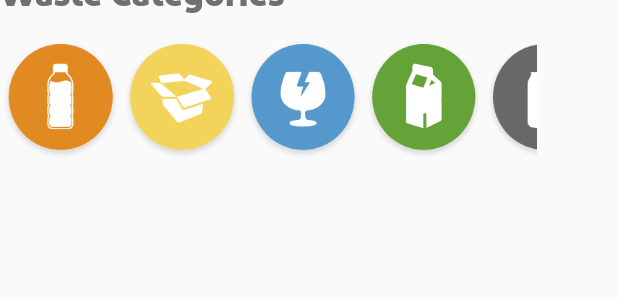
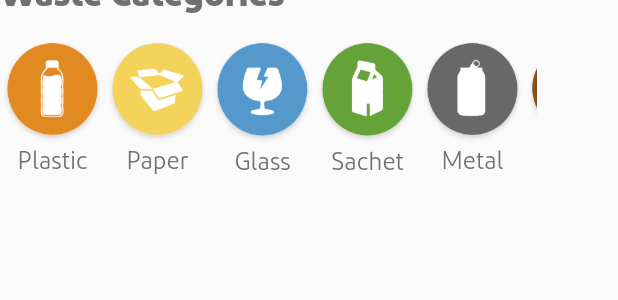
Before and after one commit to LukmanBayuT/JunkbeeUser, a Flutter app: the WasteCategories widget shown alone on an empty page, opened directly, on a phone screen of 412 x 824 dp. Shown: the top 300 px of the screen. Run offline on Flutter 3.47's test engine with Material 2 defaults, Android fonts, the phone set to English and light mode, and no system bars; our stand-ins replace curved_navigation_bar, device_info_plus, firebase_core, firebase_messaging, flutter_dotenv, flutter_local_notifications and 19 more; missing offline and left inert: flutter_animated_dialog, flutter_login_facebook, flutter_polyline_points, geocode, google_place, search_map_location; accounts and stored records are empty; network calls fail.

Commit message:
nambahin tulisan dikit

```diff
--- a/lib/user/widget/home_page/homepages_widget_wastecategories.dart
+++ b/lib/user/widget/home_page/homepages_widget_wastecategories.dart
@@ -16,16 +16,82 @@ class WasteCategories extends StatelessWidget {
           SizedBox(height: MediaQuery.of(context).size.height / 50),
           SizedBox(
             width: MediaQuery.of(context).size.width,
-            height: MediaQuery.of(context).size.height / 10,
+            height: MediaQuery.of(context).size.height / 7,
             child: ListView(
               scrollDirection: Axis.horizontal,
               children: [
-                Image.asset('icons/waste_icons/plastic_button.png'),
-                Image.asset('icons/waste_icons/paper_button.png'),
-                Image.asset('icons/waste_icons/glass_button.png'),
-                Image.asset('icons/waste_icons/sachet_button.png'),
-                Image.asset('icons/waste_icons/metal_button.png'),
-                Image.asset('icons/waste_icons/oil_button.png'),
+                Column(
+                  children: [
+                    Image.asset(
+                      'icons/waste_icons/plastic_button.png',
+                      width: 70,
+                    ),
+                    const Text(
+                      'Plastic',
+                      style: bodySlimBody,
+                    )
+                  ],
+                ),
+                Column(
+                  children: [
+                    Image.asset(
+                      'icons/waste_icons/paper_button.png',
+                      width: 70,
+                    ),
+                    const Text(
+                      'Paper',
+                      style: bodySlimBody,
+                    )
+                  ],
+                ),
+                Column(
+                  children: [
+                    Image.asset(
+                      'icons/waste_icons/glass_button.png',
+                      width: 70,
+                    ),
+                    const Text(
+                      'Glass',
+                      style: bodySlimBody,
+                    )
+                  ],
+                ),
+                Column(
+                  children: [
+                    Image.asset(
+                      'icons/waste_icons/sachet_button.png',
+                      width: 70,
+                    ),
+                    const Text(
+                      'Sachet',
+                      style: bodySlimBody,
+                    )
+                  ],
+                ),
+                Column(
+                  children: [
+                    Image.asset(
+                      'icons/waste_icons/metal_button.png',
+                      width: 70,
+                    ),
+                    const Text(
+                      'Metal',
+                      style: bodySlimBody,
+                    )
+                  ],
+                ),
+                Column(
+                  children: [
+                    Image.asset(
+                      'icons/waste_icons/oil_button.png',
+                      width: 70,
+                    ),
+                    const Text(
+                      'Oil',
+                      style: bodySlimBody,
+                    )
+                  ],
+                ),
               ],
             ),
           ),
```
